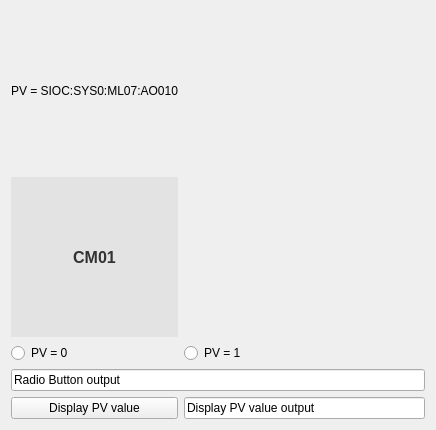
This is Derikka/CavityTest.ui in slaclab/cavityDisplay as Qt 5 draws it before an edit. The edited form follows.
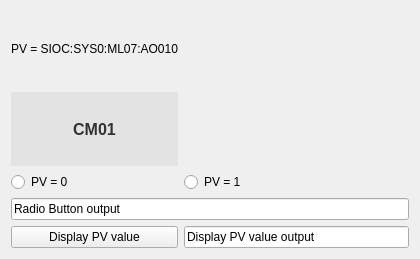
This is the edited form. Custom widgets are drawn as their Qt base class.

```diff
--- a/Derikka/CavityTest.ui
+++ b/Derikka/CavityTest.ui
@@ -9,8 +9,8 @@
    <rect>
     <x>0</x>
     <y>0</y>
-    <width>436</width>
-    <height>430</height>
+    <width>420</width>
+    <height>259</height>
    </rect>
   </property>
   <property name="windowTitle">
```
